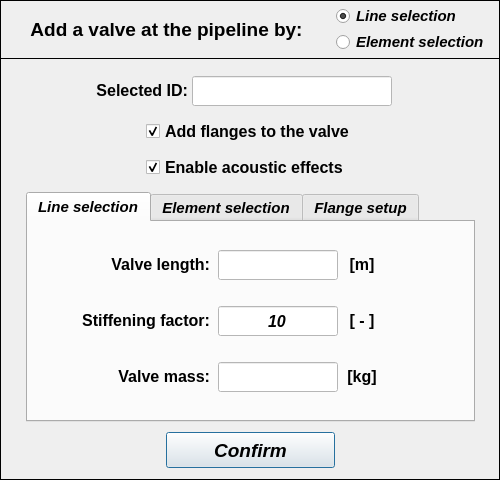
open-pulse/OpenPulse, file data/user_input/ui/Model/Setup/Structural/valvesInput.ui: the form before one commit.
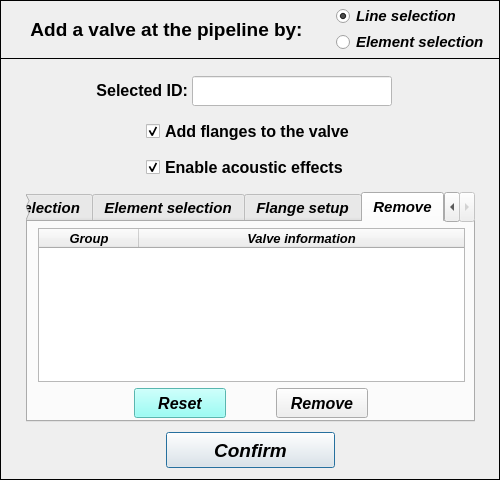
The form after the commit. The open tabs and pages were chosen to show the change.

Commit message: Adds the valve removal functionality #116

The edit to the form file:
```diff
--- a/data/user_input/ui/Model/Setup/Structural/valvesInput.ui
+++ b/data/user_input/ui/Model/Setup/Structural/valvesInput.ui
@@ -13,7 +13,7 @@
   <property name="minimumSize">
    <size>
     <width>500</width>
-    <height>458</height>
+    <height>480</height>
    </size>
   </property>
   <property name="maximumSize">
@@ -1470,6 +1470,162 @@
       </property>
      </widget>
     </widget>
+    <widget class="QWidget" name="tab_remove">
+     <attribute name="title">
+      <string>Remove</string>
+     </attribute>
+     <widget class="QTreeWidget" name="treeWidget_valve_remove">
+      <property name="geometry">
+       <rect>
+        <x>10</x>
+        <y>6</y>
+        <width>427</width>
+        <height>154</height>
+       </rect>
+      </property>
+      <property name="minimumSize">
+       <size>
+        <width>427</width>
+        <height>154</height>
+       </size>
+      </property>
+      <property name="maximumSize">
+       <size>
+        <width>427</width>
+        <height>154</height>
+       </size>
+      </property>
+      <property name="font">
+       <font>
+        <family>Arial</family>
+        <italic>true</italic>
+       </font>
+      </property>
+      <property name="indentation">
+       <number>1</number>
+      </property>
+      <property name="headerHidden">
+       <bool>false</bool>
+      </property>
+      <attribute name="headerHighlightSections">
+       <bool>false</bool>
+      </attribute>
+      <attribute name="headerShowSortIndicator" stdset="0">
+       <bool>false</bool>
+      </attribute>
+      <attribute name="headerStretchLastSection">
+       <bool>true</bool>
+      </attribute>
+      <column>
+       <property name="text">
+        <string>Group</string>
+       </property>
+       <property name="font">
+        <font>
+         <family>Arial</family>
+         <pointsize>10</pointsize>
+         <weight>75</weight>
+         <italic>true</italic>
+         <bold>true</bold>
+        </font>
+       </property>
+       <property name="textAlignment">
+        <set>AlignCenter</set>
+       </property>
+      </column>
+      <column>
+       <property name="text">
+        <string>Valve information</string>
+       </property>
+       <property name="font">
+        <font>
+         <family>Arial</family>
+         <pointsize>10</pointsize>
+         <weight>75</weight>
+         <italic>true</italic>
+         <bold>true</bold>
+        </font>
+       </property>
+       <property name="textAlignment">
+        <set>AlignCenter</set>
+       </property>
+      </column>
+     </widget>
+     <widget class="QPushButton" name="pushButton_reset">
+      <property name="geometry">
+       <rect>
+        <x>106</x>
+        <y>166</y>
+        <width>92</width>
+        <height>30</height>
+       </rect>
+      </property>
+      <property name="minimumSize">
+       <size>
+        <width>92</width>
+        <height>30</height>
+       </size>
+      </property>
+      <property name="maximumSize">
+       <size>
+        <width>92</width>
+        <height>30</height>
+       </size>
+      </property>
+      <property name="font">
+       <font>
+        <family>Arial</family>
+        <pointsize>12</pointsize>
+        <weight>75</weight>
+        <italic>true</italic>
+        <bold>true</bold>
+       </font>
+      </property>
+      <property name="styleSheet">
+       <string notr="true">background-color: rgb(125, 255, 245);</string>
+      </property>
+      <property name="text">
+       <string>Reset</string>
+      </property>
+      <property name="flat">
+       <bool>false</bool>
+      </property>
+     </widget>
+     <widget class="QPushButton" name="pushButton_remove">
+      <property name="geometry">
+       <rect>
+        <x>248</x>
+        <y>166</y>
+        <width>92</width>
+        <height>30</height>
+       </rect>
+      </property>
+      <property name="minimumSize">
+       <size>
+        <width>0</width>
+        <height>30</height>
+       </size>
+      </property>
+      <property name="maximumSize">
+       <size>
+        <width>16777215</width>
+        <height>30</height>
+       </size>
+      </property>
+      <property name="font">
+       <font>
+        <family>Arial</family>
+        <pointsize>12</pointsize>
+        <weight>75</weight>
+        <italic>true</italic>
+        <bold>true</bold>
+       </font>
+      </property>
+      <property name="text">
+       <string>Remove</string>
+      </property>
+     </widget>
+    </widget>
    </widget>
    <widget class="QCheckBox" name="checkBox_add_flanges_to_the_valve">
     <property name="geometry">
```
The commit also changes 6 other files.
